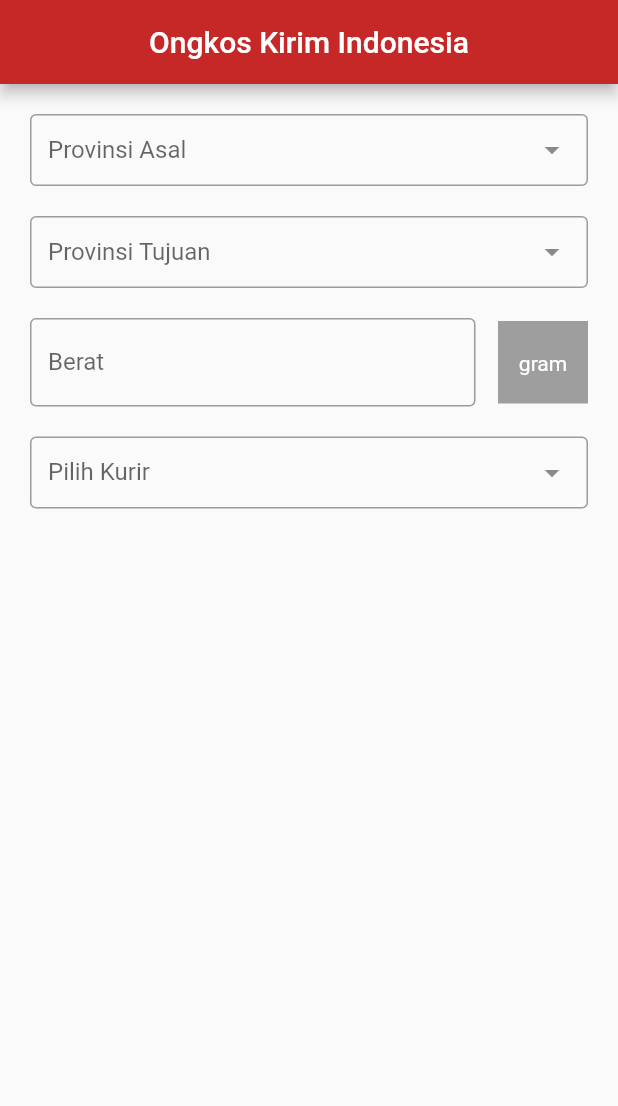
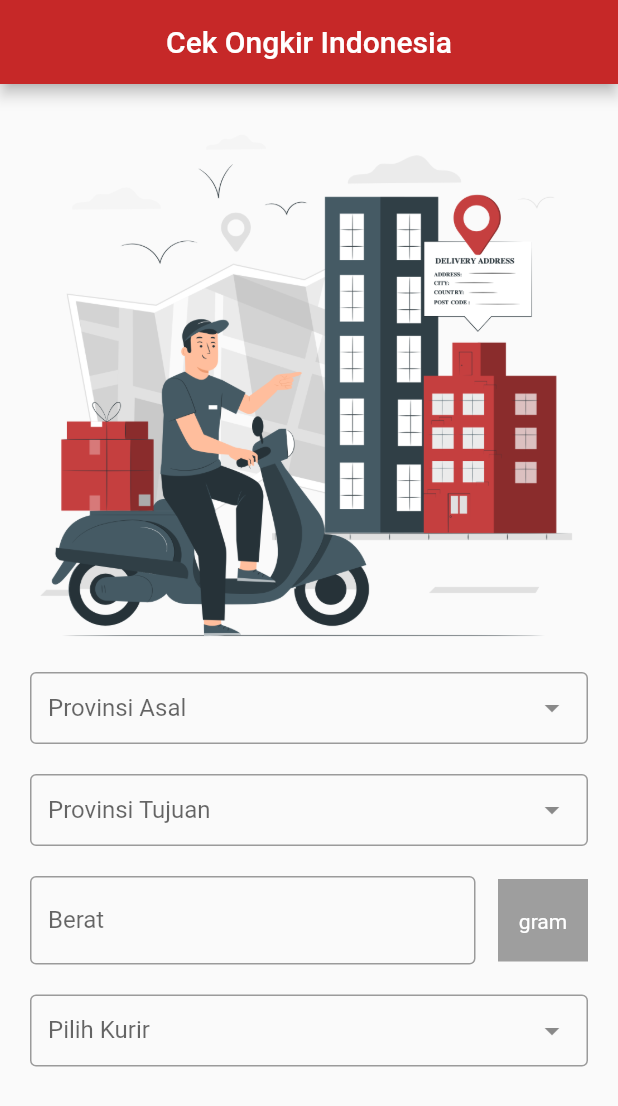
Before and after one commit to luull/ongkir, a Flutter app: the screen it shows after launch, on a phone screen of 412 x 824 dp. Shown: the top 1106 px of the screen. Run offline on Flutter 3.47's test engine with Material 2 defaults, Android fonts, the phone set to English and light mode, and no system bars; drawn by our look-alikes of dropdown_search; our stand-ins replace get.

Commit message:
add image and realease apk

```diff
--- a/lib/app/modules/home/views/home_view.dart
+++ b/lib/app/modules/home/views/home_view.dart
@@ -13,7 +13,7 @@ class HomeView extends GetView<HomeController> {
   Widget build(BuildContext context) {
     return Scaffold(
       appBar: AppBar(
-        title: Text('Ongkos Kirim Indonesia'),
+        title: Text('Cek Ongkir Indonesia'),
         backgroundColor: Colors.red[800],
         centerTitle: true,
       ),
@@ -21,6 +21,10 @@ class HomeView extends GetView<HomeController> {
         child: ListView(
           padding: EdgeInsets.all(20),
           children: [
+            Container(
+              child: new Image.asset('assets/images/deliv.png'),
+              alignment: Alignment.center,
+            ),
             Provinsi(tipe: "asal"),
             Obx(
               () => controller.hiddenCityAsal.isTrue
@@ -64,14 +68,17 @@ class HomeView extends GetView<HomeController> {
                 ),
               ),
             ),
-            Obx(() => controller.hiddenButton.isTrue
+            Obx(
+              () => controller.hiddenButton.isTrue
                   ? SizedBox()
                   : ElevatedButton(
                       style: ElevatedButton.styleFrom(
                           padding: EdgeInsets.symmetric(vertical: 20),
                           primary: Colors.red[800]),
                       onPressed: () => controller.ongkosKirim(),
-                    child: Text("CEK ONGKOS")))
+                      child: Text("CEK ONGKOS"),
+                    ),
+            )
           ],
         ),
       ),
--- a/lib/main.dart
+++ b/lib/main.dart
@@ -7,7 +7,7 @@ import 'app/routes/app_pages.dart';
 void main() {
   runApp(
     GetMaterialApp(
-      title: "Ongkos Kirim Indonesia",
+      title: "Cek Ongkir Indonesia",
       initialRoute: AppPages.INITIAL,
       getPages: AppPages.routes,
     ),
--- a/pubspec.yaml
+++ b/pubspec.yaml
@@ -19,3 +19,5 @@ dev_dependencies:
 
 flutter:
   uses-material-design: true
+  assets:
+    - assets/images/
```
Also changed, not shown: assets/images/deliv.png (added). Lines whose indentation alone changed are shown as unchanged.
